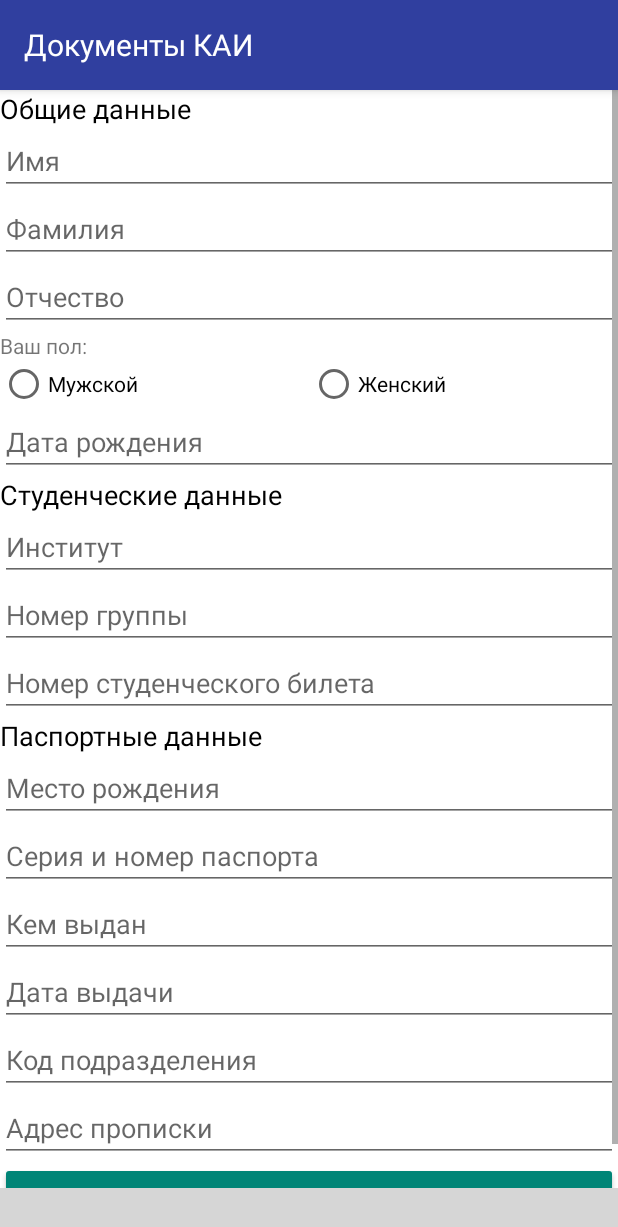
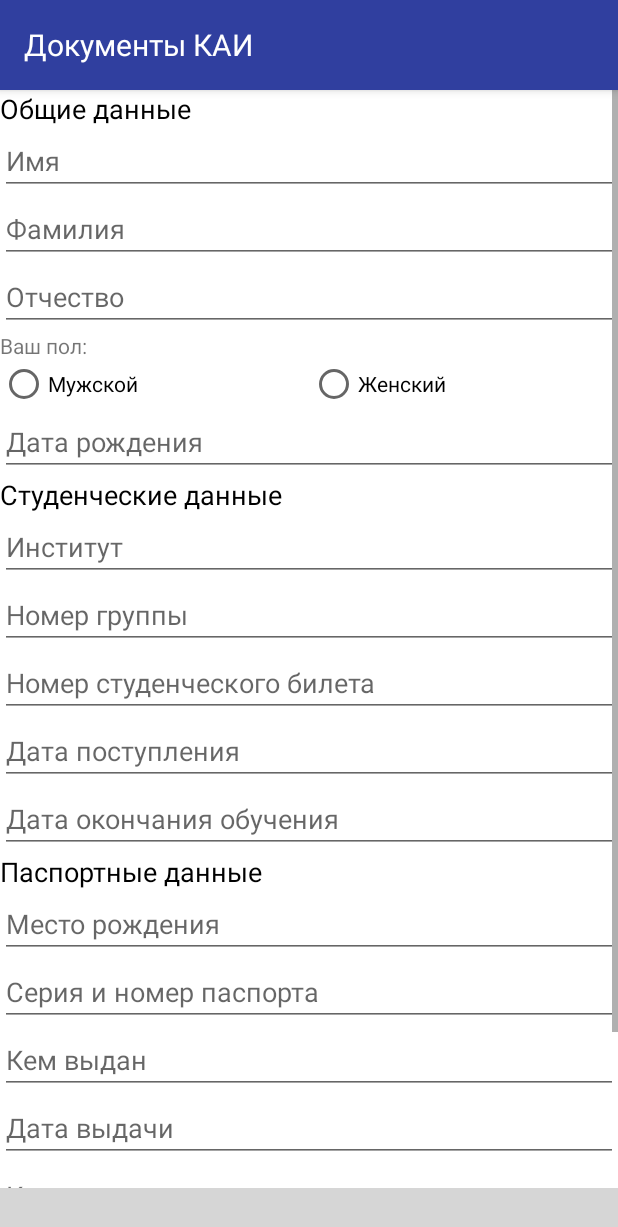
Before and after one commit to elkasvirElka/DocumentSender, an Android app: the fragment AccountActivity placed in its activity, on a phone screen of 412 x 824 dp. Shown: the top 1227 px of the screen. Run offline under Robolectric (Android 15) with nearby library versions, the phone set to English and light mode, and no system bars; libraries missing offline, so code that uses them is left out: com.aurelhubert.ahbottomnavigation; plain views replace AHBottomNavigation; 13 statements that could not run were skipped; grey boxes are pictures that could not be loaded.

Commit message:
it's all for reg and account

```diff
--- a/app/src/main/AndroidManifest.xml
+++ b/app/src/main/AndroidManifest.xml
@@ -21,7 +21,8 @@
         </activity>
         <activity android:name=".DocumentEditActivity">
         </activity>
-        <activity android:name=".RegistrationActivity">
+        <activity android:name=".RegistrationActivity"
+            android:noHistory="true">
         </activity>
         <activity android:name=".DocumentShowActivity">
         </activity>
--- a/app/src/main/java/com/example/a25fli/documentsender/AccountActivity.java
+++ b/app/src/main/java/com/example/a25fli/documentsender/AccountActivity.java
@@ -21,7 +21,7 @@ public class AccountActivity extends Fragment {
     SharedPreferences dateaboutuser;
     EditText name, surname, patronymic, dateofbirth, institute, numberofgroup,
             numberofID, placeofbirth, seriesandnumber, placeofissue, dateofissue,
-            codeofissue, placeofregistration;
+            codeofissue, placeofregistration, dateofstart, dateoffinish;
     RadioButton man, woman;
     @Override
     public void onCreate(Bundle savedInstanceState) {
@@ -46,6 +46,8 @@ public class AccountActivity extends Fragment {
         institute = getView().findViewById(R.id.institute);
         numberofgroup = getView().findViewById(R.id.numberofgroup);
         numberofID = getView().findViewById(R.id.numberofID);
+        dateofstart = getView().findViewById(R.id.dateofstart);
+        dateoffinish = getView().findViewById(R.id.dateoffinish);
         placeofbirth = getView().findViewById(R.id.placeofbirth);
         seriesandnumber = getView().findViewById(R.id.seriesandnumber);
         placeofissue = getView().findViewById(R.id.placeofissue);
@@ -53,6 +55,8 @@ public class AccountActivity extends Fragment {
         codeofissue = getView().findViewById(R.id.codeofissue);
         placeofregistration = getView().findViewById(R.id.placeofregistration);
         Button savedatebutton = getView().findViewById(R.id.savedate);
+        man = getView().findViewById(R.id.sex_man);
+        woman = getView().findViewById(R.id.sex_woman);
         savedatebutton.setOnClickListener(new View.OnClickListener() {
             @Override
             public void onClick(View view) {
@@ -72,6 +76,8 @@ public class AccountActivity extends Fragment {
         edit.putString("institute", institute.getText().toString());
         edit.putString("numberofgroup", numberofgroup.getText().toString());
         edit.putString("numberofID",numberofID.getText().toString());
+        edit.putString("dateofstart",dateofstart.getText().toString());
+        edit.putString("dateoffinish", dateoffinish.getText().toString());
         edit.putString("placeofbirth",placeofbirth.getText().toString());
         edit.putString("seriesandnumber", seriesandnumber.getText().toString());
         edit.putString("placeofissue", placeofissue.getText().toString());
@@ -79,11 +85,11 @@ public class AccountActivity extends Fragment {
         edit.putString("codeofissue",codeofissue.getText().toString());
         edit.putString("placeofregistration", placeofregistration.getText().toString());
         if(man.isChecked()) {
-            edit.putBoolean("sex", true);
+            edit.putString("sex", "М");
 
         }
         if(woman.isChecked()){
-            edit.putBoolean("sex", false);
+            edit.putString("sex", "Ж");
         }
 
         edit.commit();
@@ -96,19 +102,29 @@ public class AccountActivity extends Fragment {
     private void loaddate(){
         dateaboutuser = getActivity().getSharedPreferences("Save Data", MODE_PRIVATE);
 
-        String saveddate = dateaboutuser.getString("name", "");
-        name.setText(saveddate);
+        name.setText(dateaboutuser.getString("name", ""));
         surname.setText(dateaboutuser.getString("surname", ""));
         patronymic.setText(dateaboutuser.getString("patronymic",""));
         dateofbirth.setText(dateaboutuser.getString("dateofbirth", ""));
         institute.setText(dateaboutuser.getString("institute", ""));
         numberofgroup.setText(dateaboutuser.getString("numberofgroup", ""));
         numberofID.setText(dateaboutuser.getString("numberofID", ""));
+        dateofstart.setText(dateaboutuser.getString("dateofstart",""));
+        dateoffinish.setText(dateaboutuser.getString("dateoffinish",""));
         placeofbirth.setText(dateaboutuser.getString("placeofbirth", ""));
         seriesandnumber.setText(dateaboutuser.getString("seriesandnumber", ""));
         placeofissue.setText(dateaboutuser.getString("placeofissue", ""));
         dateofissue.setText(dateaboutuser.getString("dateofissue", ""));
         codeofissue.setText(dateaboutuser.getString("codeofissue",""));
         placeofregistration.setText(dateaboutuser.getString("placeofregistration", ""));
+
+
+        switch (dateaboutuser.getString("sex","")){
+            case "М": man.setChecked(true); break;
+            case "Ж": woman.setChecked(true); break;
+            default: break;
+        }
+
+
     }
     }
--- a/app/src/main/res/layout/registration.xml
+++ b/app/src/main/res/layout/registration.xml
@@ -117,6 +117,22 @@
                 android:hint="Номер студенческого билета"
                 android:inputType="number" />
 
+            <EditText
+                android:id="@+id/dateofstart"
+                android:layout_width="match_parent"
+                android:layout_height="wrap_content"
+                android:ems="10"
+                android:hint="Дата поступления"
+                android:inputType="date" />
+
+            <EditText
+                android:id="@+id/dateoffinish"
+                android:layout_width="match_parent"
+                android:layout_height="wrap_content"
+                android:ems="10"
+                android:hint="Дата окончания обучения"
+                android:inputType="date" />
+
             <TextView
                 android:id="@+id/textView"
                 android:layout_width="match_parent"
```
Also changed, not shown: app/src/main/java/com/example/a25fli/documentsender/RegistrationActivity.java (+18 -20 lines).
